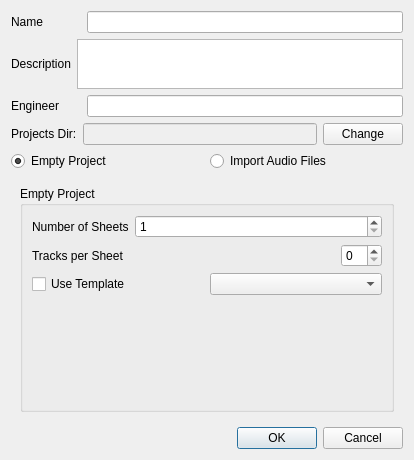
First picture: the form in src/traverso/ui/NewProjectDialog.ui, repository ErwanLegrand/Traverso-DAW, before the edit.
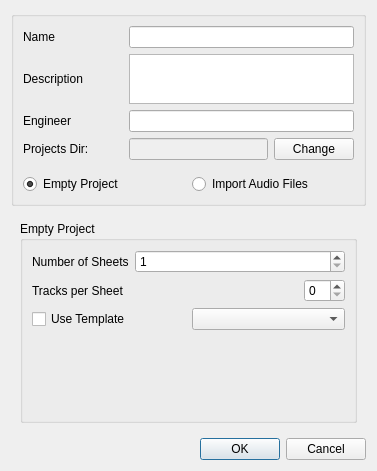
Second picture: the form after the edit.

Patch:
```diff
--- a/src/traverso/ui/NewProjectDialog.ui
+++ b/src/traverso/ui/NewProjectDialog.ui
@@ -6,13 +6,19 @@
    <rect>
     <x>0</x>
     <y>0</y>
-    <width>414</width>
-    <height>460</height>
+    <width>377</width>
+    <height>471</height>
    </rect>
   </property>
   <property name="windowTitle">
    <string>New Project</string>
   </property>
+  <layout class="QVBoxLayout" name="verticalLayout_3">
+   <item>
+    <widget class="QGroupBox" name="groupBox_3">
+     <property name="title">
+      <string/>
+     </property>
   <layout class="QVBoxLayout" name="verticalLayout_2">
    <item>
     <layout class="QHBoxLayout" name="horizontalLayout">
@@ -20,7 +26,7 @@
       <widget class="QLabel" name="label_2_2">
        <property name="minimumSize">
         <size>
-         <width>70</width>
+            <width>100</width>
          <height>0</height>
         </size>
        </property>
@@ -47,7 +53,7 @@
       <widget class="QLabel" name="label">
        <property name="minimumSize">
         <size>
-         <width>0</width>
+            <width>100</width>
          <height>0</height>
         </size>
        </property>
@@ -80,7 +86,7 @@
       <widget class="QLabel" name="label_3_2">
        <property name="minimumSize">
         <size>
-         <width>70</width>
+            <width>100</width>
          <height>0</height>
         </size>
        </property>
@@ -107,7 +113,7 @@
       <widget class="QLabel" name="label_3">
        <property name="minimumSize">
         <size>
-         <width>0</width>
+            <width>100</width>
          <height>0</height>
         </size>
        </property>
@@ -157,6 +163,22 @@
      </item>
     </layout>
    </item>
+      <item>
+       <spacer name="verticalSpacer_2">
+        <property name="orientation">
+         <enum>Qt::Vertical</enum>
+        </property>
+        <property name="sizeType">
+         <enum>QSizePolicy::Fixed</enum>
+        </property>
+        <property name="sizeHint" stdset="0">
+         <size>
+          <width>20</width>
+          <height>8</height>
+         </size>
+        </property>
+       </spacer>
+      </item>
    <item>
     <layout class="QHBoxLayout">
      <item>
@@ -180,6 +202,9 @@
       </widget>
      </item>
     </layout>
+      </item>
+     </layout>
+    </widget>
    </item>
    <item>
     <widget class="QStackedWidget" name="stackedWidget">
```
Lines whose indentation alone changed are shown as unchanged.
